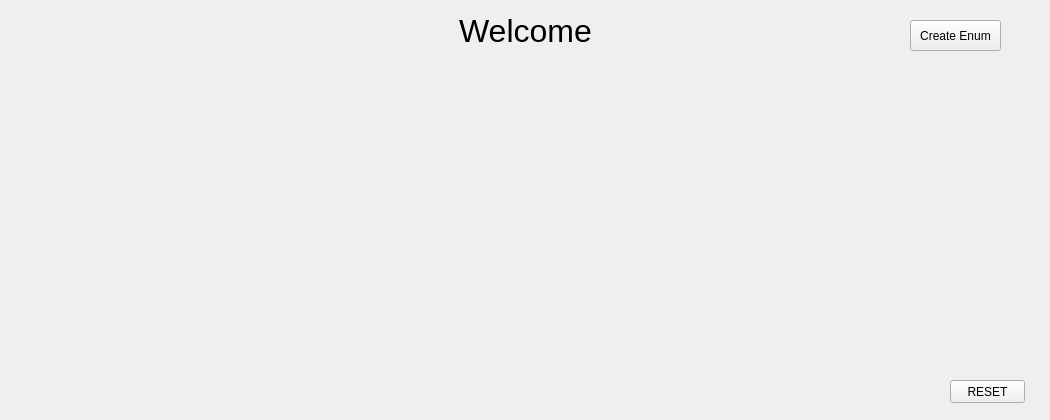
Donn13Darko/uC_Interfacer, file src/user-interfaces/gui-welcome.ui: the form before one commit.
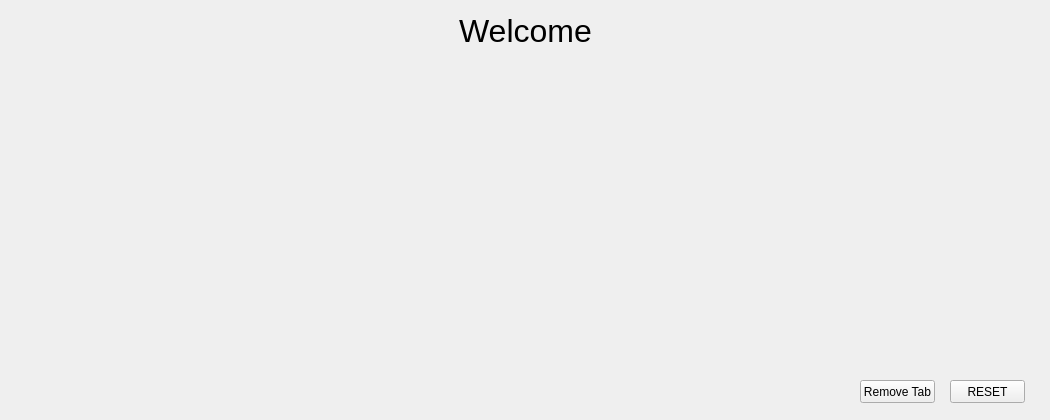
The form after the commit.

Commit message: Added remove tab button and finished dynamic addition of tabs

What changed in the file:
```diff
--- a/src/user-interfaces/gui-welcome.ui
+++ b/src/user-interfaces/gui-welcome.ui
@@ -56,19 +56,6 @@
     <set>Qt::LinksAccessibleByMouse|Qt::TextSelectableByMouse</set>
    </property>
   </widget>
-  <widget class="QPushButton" name="CreateEnum_Button">
-   <property name="geometry">
-    <rect>
-     <x>910</x>
-     <y>20</y>
-     <width>91</width>
-     <height>31</height>
-    </rect>
-   </property>
-   <property name="text">
-    <string>Create Enum</string>
-   </property>
-  </widget>
   <widget class="QPushButton" name="ResetGUI_Button">
    <property name="geometry">
     <rect>
@@ -85,6 +72,22 @@
     <bool>false</bool>
    </property>
   </widget>
+  <widget class="QPushButton" name="RemoveTab_Button">
+   <property name="geometry">
+    <rect>
+     <x>860</x>
+     <y>380</y>
+     <width>75</width>
+     <height>23</height>
+    </rect>
+   </property>
+   <property name="text">
+    <string>Remove Tab</string>
+   </property>
+   <property name="autoDefault">
+    <bool>false</bool>
+   </property>
+  </widget>
  </widget>
  <resources/>
  <connections/>
```
The commit also changes 14 other files.
